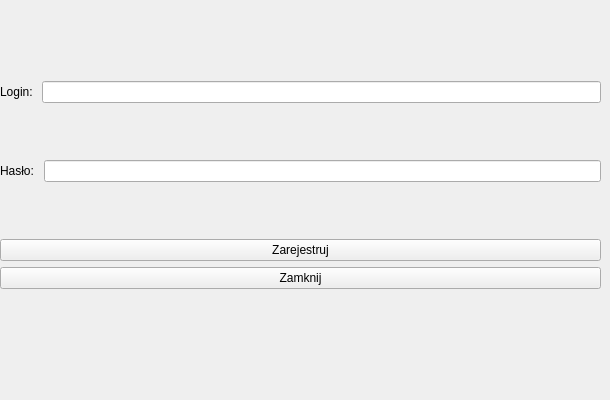
Before: the Qt Designer form userregister.ui in DariuszSzymczak/cppclient, drawn with Qt 5.
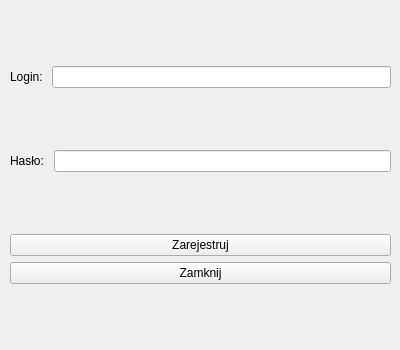
After: the same form once the commit is applied. Icons and pictures are not drawn.

The edit to the form file:
```diff
--- a/userregister.ui
+++ b/userregister.ui
@@ -6,14 +6,14 @@
    <rect>
     <x>0</x>
     <y>0</y>
-    <width>610</width>
-    <height>400</height>
+    <width>400</width>
+    <height>350</height>
    </rect>
   </property>
   <property name="minimumSize">
    <size>
-    <width>610</width>
-    <height>400</height>
+    <width>0</width>
+    <height>0</height>
    </size>
   </property>
   <property name="maximumSize">
@@ -1288,10 +1288,10 @@
   <widget class="QWidget" name="verticalLayoutWidget">
    <property name="geometry">
     <rect>
-     <x>0</x>
-     <y>30</y>
-     <width>601</width>
-     <height>311</height>
+     <x>10</x>
+     <y>10</y>
+     <width>381</width>
+     <height>331</height>
     </rect>
    </property>
    <layout class="QVBoxLayout" name="verticalLayout">
```
Left out of the diff: 2 changed lines with no effect on the pictures.
